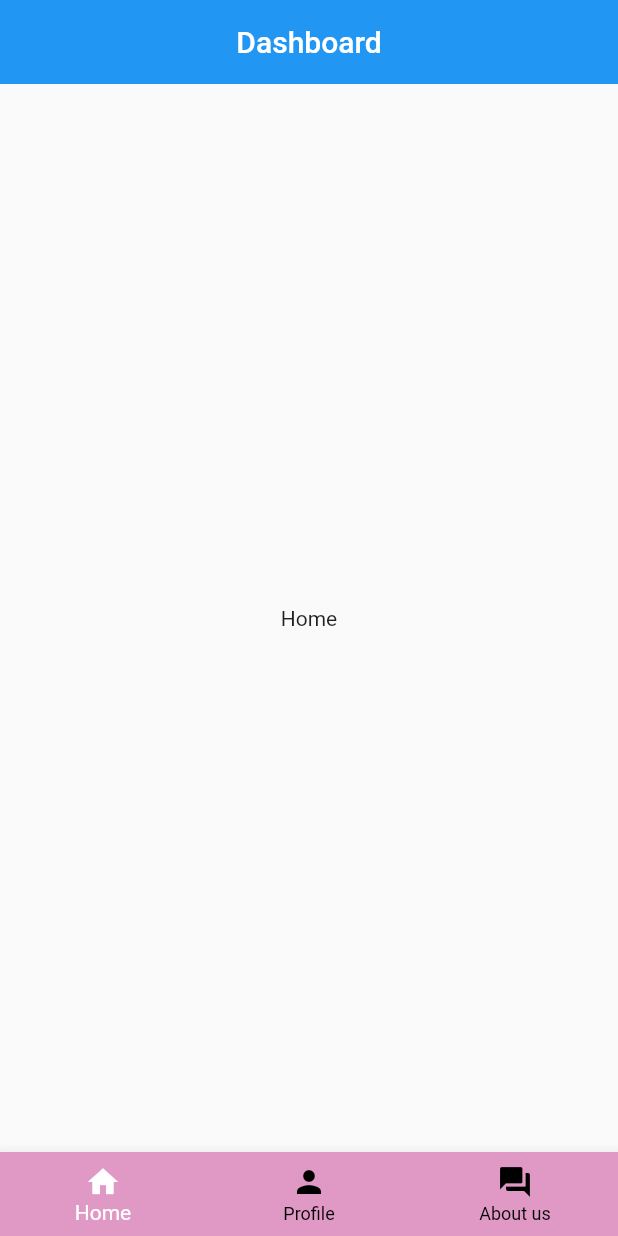
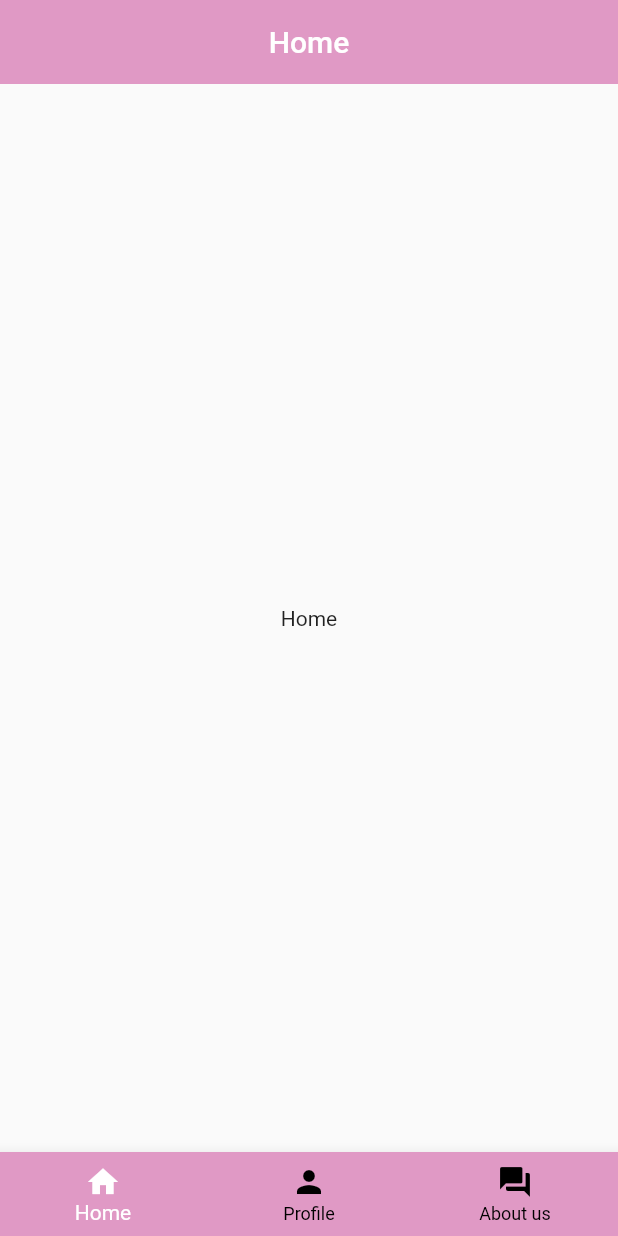
Before and after one commit to singhaarati/bottom_navigator, a Flutter app: the screen it shows after launch, on a phone screen of 412 x 824 dp. Run offline on Flutter 3.47's test engine with Material 2 defaults, Android fonts, the phone set to English and light mode, and no system bars.

Commit message:
homework done

```diff
--- a/lib/view/dashboard.dart
+++ b/lib/view/dashboard.dart
@@ -24,11 +24,7 @@ class _DashboardViewState extends State<DashboardView> {
   @override
   Widget build(BuildContext context) {
     return Scaffold(
-      appBar: AppBar(
-        title: const Text('Dashboard'),
-        centerTitle: true,
-        elevation: 0,
-      ),
+
       body: lstBottomScreen[_selectedIndex],
       bottomNavigationBar: BottomNavigationBar(
         type: BottomNavigationBarType.fixed,
--- a/lib/view/home_view.dart
+++ b/lib/view/home_view.dart
@@ -5,8 +5,14 @@ class HomeView extends StatelessWidget {
 
   @override
   Widget build(BuildContext context) {
-    return const Scaffold(
-      body: SafeArea(
+    return Scaffold(
+      appBar: AppBar(
+        title: const Text('Home'),
+        backgroundColor: const Color.fromARGB(255, 224, 153, 197),
+        centerTitle: true,
+        elevation: 0,
+      ),
+      body: const SafeArea(
         child: Center(
           child: Text("Home"),
         ),
```
Also changed, not shown: lib/view/about_view.dart (+8 -2 lines), lib/view/profile_view.dart (+8 -2 lines).
